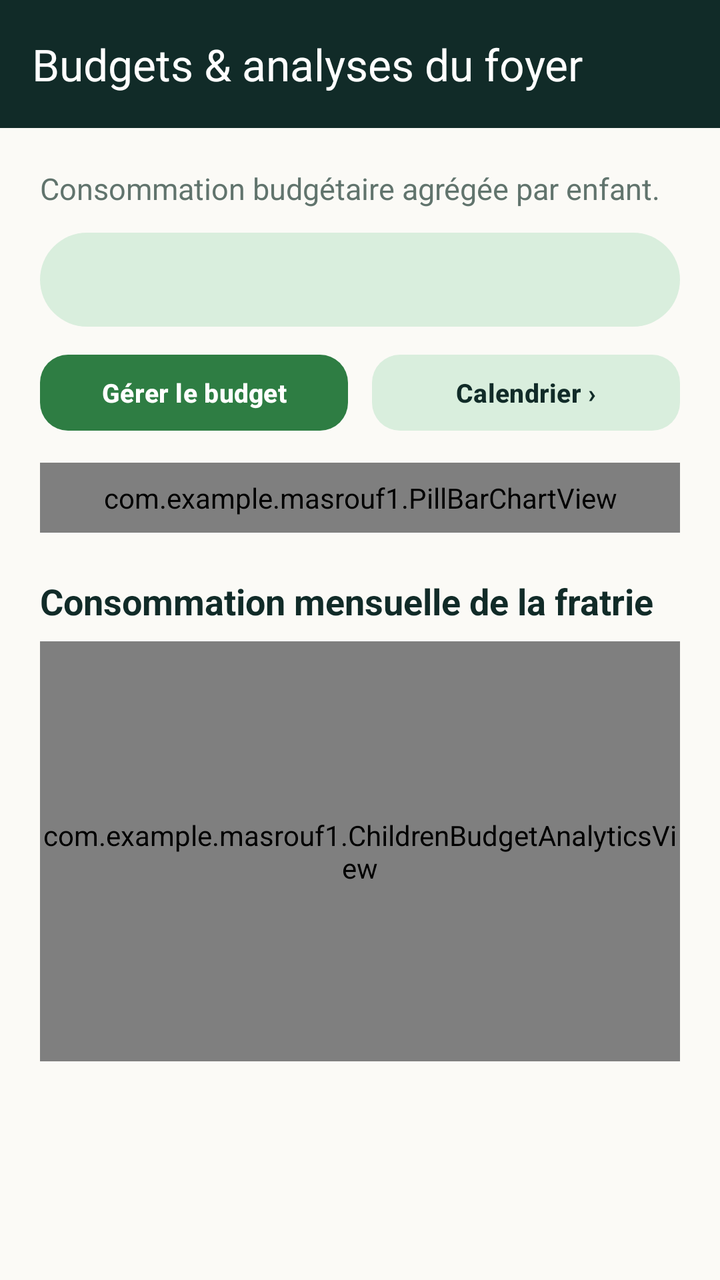
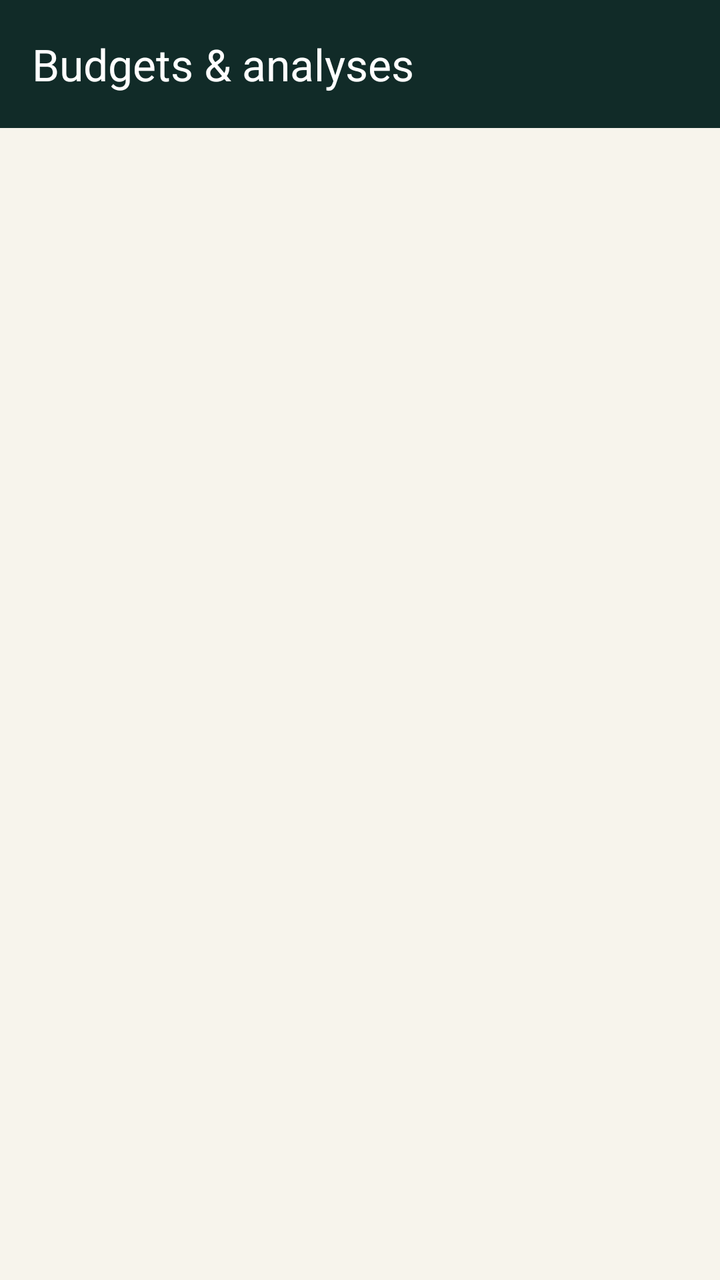

Compare the two renders of this Android layout. The source of the first and the diff that turns it into the second are given below.
<!-- AndroidManifest.xml: application theme Theme.Masrouf1 -->
<!-- res/layout/activity_family_budgets_analytics.xml -->
<?xml version="1.0" encoding="utf-8"?>
<androidx.coordinatorlayout.widget.CoordinatorLayout xmlns:android="http://schemas.android.com/apk/res/android" xmlns:app="http://schemas.android.com/apk/res-auto" android:layout_width="match_parent" android:layout_height="match_parent" android:background="@color/cream" android:fitsSystemWindows="true">
    <com.google.android.material.appbar.AppBarLayout android:layout_width="match_parent" android:layout_height="wrap_content" android:background="@color/forest">
        <com.google.android.material.appbar.MaterialToolbar android:id="@+id/family_analytics_toolbar" android:layout_width="match_parent" android:layout_height="?attr/actionBarSize" app:title="@string/family_analytics_title" app:titleTextColor="@color/alabaster" app:navigationIconTint="@color/alabaster" />
    </com.google.android.material.appbar.AppBarLayout>
    <androidx.core.widget.NestedScrollView android:layout_width="match_parent" android:layout_height="match_parent" android:fillViewport="true" app:layout_behavior="@string/appbar_scrolling_view_behavior">
        <LinearLayout android:layout_width="match_parent" android:layout_height="wrap_content" android:orientation="vertical" android:padding="20dp">
            <TextView android:layout_width="match_parent" android:layout_height="wrap_content" android:text="@string/family_analytics_summary" android:textColor="@color/muted_green" android:textSize="15sp" />
            <TextView android:id="@+id/family_global_summary" android:layout_width="match_parent" android:layout_height="wrap_content" android:layout_marginTop="12dp" android:background="@drawable/badge_background" android:padding="14dp" android:textColor="@color/forest" android:textStyle="bold" />
            <LinearLayout android:layout_width="match_parent" android:layout_height="wrap_content" android:layout_marginTop="10dp" android:orientation="horizontal">
                <com.google.android.material.button.MaterialButton android:id="@+id/family_manage_budget_btn" android:layout_width="0dp" android:layout_height="46dp" android:layout_marginEnd="6dp" android:layout_weight="1" android:text="@string/home_manage_budget" android:textColor="@color/alabaster" android:textSize="13sp" android:textStyle="bold" app:backgroundTint="@color/emerald" app:cornerRadius="14dp" />
                <com.google.android.material.button.MaterialButton android:id="@+id/family_open_calendar_btn" android:layout_width="0dp" android:layout_height="46dp" android:layout_marginStart="6dp" android:layout_weight="1" android:text="@string/calendar_link" android:textColor="@color/forest" android:textSize="13sp" android:textStyle="bold" app:backgroundTint="@color/mint_light" app:cornerRadius="14dp" />
            </LinearLayout>
            <com.example.masrouf1.PillBarChartView android:id="@+id/family_child_pills" android:layout_width="match_parent" android:layout_height="wrap_content" android:layout_marginTop="12dp" android:padding="8dp" />
            <TextView android:layout_width="match_parent" android:layout_height="wrap_content" android:layout_marginTop="22dp" android:text="@string/family_trend_title" android:textColor="@color/forest" android:textSize="18sp" android:textStyle="bold" />
            <com.example.masrouf1.ChildrenBudgetAnalyticsView android:id="@+id/family_monthly_trend" android:layout_width="match_parent" android:layout_height="210dp" android:layout_marginTop="8dp" />
        </LinearLayout>
    </androidx.core.widget.NestedScrollView>
</androidx.coordinatorlayout.widget.CoordinatorLayout>
<!-- resources referenced by this layout -->
<resources>
  <color name="cream">#FBFAF6</color>
  <color name="muted_green">#61746D</color>
  <!-- drawable badge_background (drawable) -->
  <shape xmlns:android="http://schemas.android.com/apk/res/android" android:shape="rectangle">
      <solid android:color="@color/mint" />
      <corners android:radius="28dp" />
  </shape>
  <string name="calendar_link">Calendrier ›</string>
  <string name="family_analytics_summary">Consommation budgétaire agrégée par enfant.</string>
  <string name="family_analytics_title">Budgets &amp; analyses du foyer</string>
  <string name="family_trend_title">Consommation mensuelle de la fratrie</string>
  <string name="home_manage_budget">Gérer le budget</string>
  <style name="Base.Theme.Masrouf1" parent="Theme.Material3.DayNight.NoActionBar">
          
          <item name="colorPrimary">@color/forest</item>
          <item name="colorOnPrimary">@color/alabaster</item>
          <item name="colorPrimaryContainer">@color/mint</item>
          <item name="colorOnPrimaryContainer">@color/forest</item>
          <item name="colorSecondary">@color/emerald</item>
          <item name="colorOnSecondary">@color/alabaster</item>
          <item name="colorSecondaryContainer">@color/mint_light</item>
          <item name="colorOnSecondaryContainer">@color/forest</item>
          <item name="colorTertiary">@color/mint_accent</item>
          <item name="colorOnTertiary">@color/forest</item>
          <item name="colorTertiaryContainer">@color/mint</item>
          <item name="colorOnTertiaryContainer">@color/forest</item>
  
          
          <item name="colorControlActivated">@color/emerald</item>
          <item name="colorControlHighlight">@color/mint</item>
          <item name="colorControlNormal">@color/muted_green</item>
          <item name="colorAccent">@color/emerald</item>
          <item name="android:colorAccent">@color/emerald</item>
          <item name="android:textColorHighlight">@color/mint</item>
  
          
          <item name="colorSurface">@color/alabaster</item>
          <item name="colorOnSurface">@color/forest</item>
          <item name="colorSurfaceVariant">@color/cream</item>
          <item name="colorOnSurfaceVariant">@color/muted_green</item>
          <item name="colorSurfaceContainerLowest">@color/alabaster</item>
          <item name="colorSurfaceContainerLow">@color/cream</item>
          <item name="colorSurfaceContainer">@color/cream</item>
          <item name="colorSurfaceContainerHigh">@color/mint</item>
          <item name="colorSurfaceContainerHighest">@color/mint</item>
          <item name="android:colorBackground">@color/cream</item>
          <item name="colorOnBackground">@color/forest</item>
  
          
          <item name="colorError">@color/coral</item>
          <item name="colorOnError">@color/alabaster</item>
  
          
          <item name="colorOutline">@color/card_border</item>
          <item name="colorOutlineVariant">@color/card_border</item>
  
          
          <item name="android:textColorPrimary">@color/forest</item>
          <item name="android:textColorSecondary">@color/muted_green</item>
          <item name="android:textColorHint">@color/muted_green</item>
  
          
          <item name="android:windowLightStatusBar">true</item>
          <item name="android:statusBarColor">@color/cream</item>
          <item name="android:navigationBarColor">@color/cream</item>
          <item name="android:windowBackground">@color/cream</item>
  
          
          <item name="android:colorEdgeEffect">@color/mint_accent</item>
  
          
          <item name="textInputStyle">@style/Widget.Masrouf.TextInputLayout</item>
          <item name="chipStyle">@style/Widget.Masrouf.Chip</item>
          <item name="materialButtonOutlinedStyle">@style/Widget.Masrouf.Button.Outlined</item>
          <item name="materialAlertDialogTheme">@style/ThemeOverlay.Masrouf.AlertDialog</item>
          
          <item name="editTextStyle">@style/Widget.Masrouf.EditText</item>
          
          <item name="android:textColor">@color/ink</item>
          
          <item name="materialButtonStyle">@style/Widget.Masrouf.Button.Material</item>
      </style>
  <color name="mint_accent">#85B8A5</color>
  <color name="card_border">#E2E7DF</color>
  <style name="Widget.Masrouf.TextInputLayout" parent="Widget.Material3.TextInputLayout.OutlinedBox">
          <item name="boxBackgroundColor">@color/alabaster</item>
          <item name="boxStrokeColor">@color/text_input_stroke_color</item>
          <item name="hintEnabled">false</item>
          <item name="hintTextColor">@color/text_input_label_color</item>
          <item name="android:textColorHint">@color/muted_green</item>
          <item name="boxCornerRadiusTopStart">12dp</item>
          <item name="boxCornerRadiusTopEnd">12dp</item>
          <item name="boxCornerRadiusBottomStart">12dp</item>
          <item name="boxCornerRadiusBottomEnd">12dp</item>
      </style>
  <style name="Widget.Masrouf.Chip" parent="Widget.Material3.Chip.Filter">
          <item name="chipBackgroundColor">@color/chip_background_color</item>
          <item name="chipStrokeColor">@color/chip_stroke_color</item>
          <item name="chipStrokeWidth">1dp</item>
          <item name="android:textColor">@color/forest</item>
          <item name="checkedIconTint">@color/emerald</item>
      </style>
  <style name="Widget.Masrouf.Button.Outlined" parent="Widget.Material3.Button.OutlinedButton">
          <item name="android:textColor">@color/forest</item>
          <item name="strokeColor">@color/forest</item>
          <item name="iconTint">@color/forest</item>
      </style>
  <style name="ThemeOverlay.Masrouf.AlertDialog" parent="ThemeOverlay.Material3.MaterialAlertDialog">
          <item name="colorPrimary">@color/forest</item>
          <item name="colorSecondary">@color/emerald</item>
          <item name="colorSurface">@color/alabaster</item>
          <item name="colorSurfaceContainerHigh">@color/alabaster</item>
          <item name="buttonBarPositiveButtonStyle">@style/Widget.Masrouf.DialogButton</item>
          <item name="buttonBarNegativeButtonStyle">@style/Widget.Masrouf.DialogButton</item>
          <item name="buttonBarNeutralButtonStyle">@style/Widget.Masrouf.DialogButton</item>
      </style>
  <style name="Widget.Masrouf.EditText" parent="Widget.AppCompat.EditText">
          <item name="android:textColor">@color/ink</item>
          <item name="android:textColorHint">@color/muted_green</item>
      </style>
  <color name="ink">#112B28</color>
  <style name="Widget.Masrouf.DialogButton" parent="Widget.Material3.Button.TextButton.Dialog">
          <item name="android:textColor">@color/emerald</item>
      </style>
  <!-- unchanged entries left out for length: 8 -->
</resources>

<!-- the commit's change to res/layout/activity_family_budgets_analytics.xml (unified diff, before → after) -->
@@ -1,19 +1,53 @@
 <?xml version="1.0" encoding="utf-8"?>
-<androidx.coordinatorlayout.widget.CoordinatorLayout xmlns:android="http://schemas.android.com/apk/res/android" xmlns:app="http://schemas.android.com/apk/res-auto" android:layout_width="match_parent" android:layout_height="match_parent" android:background="@color/cream" android:fitsSystemWindows="true">
-    <com.google.android.material.appbar.AppBarLayout android:layout_width="match_parent" android:layout_height="wrap_content" android:background="@color/forest">
-        <com.google.android.material.appbar.MaterialToolbar android:id="@+id/family_analytics_toolbar" android:layout_width="match_parent" android:layout_height="?attr/actionBarSize" app:title="@string/family_analytics_title" app:titleTextColor="@color/alabaster" app:navigationIconTint="@color/alabaster" />
-    </com.google.android.material.appbar.AppBarLayout>
-    <androidx.core.widget.NestedScrollView android:layout_width="match_parent" android:layout_height="match_parent" android:fillViewport="true" app:layout_behavior="@string/appbar_scrolling_view_behavior">
-        <LinearLayout android:layout_width="match_parent" android:layout_height="wrap_content" android:orientation="vertical" android:padding="20dp">
-            <TextView android:layout_width="match_parent" android:layout_height="wrap_content" android:text="@string/family_analytics_summary" android:textColor="@color/muted_green" android:textSize="15sp" />
-            <TextView android:id="@+id/family_global_summary" android:layout_width="match_parent" android:layout_height="wrap_content" android:layout_marginTop="12dp" android:background="@drawable/badge_background" android:padding="14dp" android:textColor="@color/forest" android:textStyle="bold" />
-            <LinearLayout android:layout_width="match_parent" android:layout_height="wrap_content" android:layout_marginTop="10dp" android:orientation="horizontal">
-                <com.google.android.material.button.MaterialButton android:id="@+id/family_manage_budget_btn" android:layout_width="0dp" android:layout_height="46dp" android:layout_marginEnd="6dp" android:layout_weight="1" android:text="@string/home_manage_budget" android:textColor="@color/alabaster" android:textSize="13sp" android:textStyle="bold" app:backgroundTint="@color/emerald" app:cornerRadius="14dp" />
-                <com.google.android.material.button.MaterialButton android:id="@+id/family_open_calendar_btn" android:layout_width="0dp" android:layout_height="46dp" android:layout_marginStart="6dp" android:layout_weight="1" android:text="@string/calendar_link" android:textColor="@color/forest" android:textSize="13sp" android:textStyle="bold" app:backgroundTint="@color/mint_light" app:cornerRadius="14dp" />
-            </LinearLayout>
-            <com.example.masrouf1.PillBarChartView android:id="@+id/family_child_pills" android:layout_width="match_parent" android:layout_height="wrap_content" android:layout_marginTop="12dp" android:padding="8dp" />
-            <TextView android:layout_width="match_parent" android:layout_height="wrap_content" android:layout_marginTop="22dp" android:text="@string/family_trend_title" android:textColor="@color/forest" android:textSize="18sp" android:textStyle="bold" />
-            <com.example.masrouf1.ChildrenBudgetAnalyticsView android:id="@+id/family_monthly_trend" android:layout_width="match_parent" android:layout_height="210dp" android:layout_marginTop="8dp" />
+<LinearLayout xmlns:android="http://schemas.android.com/apk/res/android"
+    xmlns:app="http://schemas.android.com/apk/res-auto"
+    android:layout_width="match_parent"
+    android:layout_height="match_parent"
+    android:background="@color/cream"
+    android:fitsSystemWindows="true"
+    android:orientation="vertical">
+
+    <com.google.android.material.appbar.MaterialToolbar
+        android:id="@+id/family_analytics_toolbar"
+        android:layout_width="match_parent"
+        android:layout_height="?attr/actionBarSize"
+        android:background="@color/forest"
+        android:elevation="2dp"
+        app:navigationIconTint="@color/alabaster"
+        app:title="@string/nav_budget_analytics"
+        app:titleTextColor="@color/alabaster" />
+
+    <androidx.core.widget.NestedScrollView
+        android:layout_width="match_parent"
+        android:layout_height="0dp"
+        android:layout_weight="1"
+        android:fillViewport="true">
+
+        <LinearLayout
+            android:layout_width="match_parent"
+            android:layout_height="wrap_content"
+            android:orientation="vertical"
+            android:padding="18dp">
+
+            <ProgressBar
+                android:id="@+id/family_analytics_loading"
+                android:layout_width="28dp"
+                android:layout_height="28dp"
+                android:layout_marginBottom="8dp" />
+
+            <TextView
+                android:id="@+id/family_analytics_error"
+                android:layout_width="match_parent"
+                android:layout_height="wrap_content"
+                android:text="@string/dashboard_read_error"
+                android:textColor="@color/coral"
+                android:visibility="gone" />
+
+            <LinearLayout
+                android:id="@+id/family_analytics_container"
+                android:layout_width="match_parent"
+                android:layout_height="wrap_content"
+                android:orientation="vertical" />
         </LinearLayout>
     </androidx.core.widget.NestedScrollView>
-</androidx.coordinatorlayout.widget.CoordinatorLayout>
+</LinearLayout>
<!-- resource entries referenced after the edit -->
@@ -1,95 +1,95 @@
 <!-- resources referenced by this layout -->
 <resources>
-  <color name="cream">#FBFAF6</color>
-  <color name="muted_green">#61746D</color>
-  <!-- drawable badge_background (drawable) -->
-  <shape xmlns:android="http://schemas.android.com/apk/res/android" android:shape="rectangle">
-      <solid android:color="@color/mint" />
-      <corners android:radius="28dp" />
-  </shape>
-  <string name="calendar_link">Calendrier ›</string>
-  <string name="family_analytics_summary">Consommation budgétaire agrégée par enfant.</string>
-  <string name="family_analytics_title">Budgets &amp; analyses du foyer</string>
-  <string name="family_trend_title">Consommation mensuelle de la fratrie</string>
-  <string name="home_manage_budget">Gérer le budget</string>
+  <color name="cream">#F7F4EC</color>
+  <string name="dashboard_read_error">Impossible de lire les données locales. Réessayez.</string>
+  <string name="nav_budget_analytics">Budgets &amp; analyses</string>
   <style name="Base.Theme.Masrouf1" parent="Theme.Material3.DayNight.NoActionBar">
-          
           <item name="colorPrimary">@color/forest</item>
           <item name="colorOnPrimary">@color/alabaster</item>
           <item name="colorPrimaryContainer">@color/mint</item>
-          <item name="colorOnPrimaryContainer">@color/forest</item>
+          <item name="colorOnPrimaryContainer">@color/black</item>
           <item name="colorSecondary">@color/emerald</item>
           <item name="colorOnSecondary">@color/alabaster</item>
           <item name="colorSecondaryContainer">@color/mint_light</item>
-          <item name="colorOnSecondaryContainer">@color/forest</item>
-          <item name="colorTertiary">@color/mint_accent</item>
-          <item name="colorOnTertiary">@color/forest</item>
+          <item name="colorOnSecondaryContainer">@color/black</item>
+          <item name="colorTertiary">@color/emerald</item>
+          <item name="colorOnTertiary">@color/alabaster</item>
           <item name="colorTertiaryContainer">@color/mint</item>
-          <item name="colorOnTertiaryContainer">@color/forest</item>
+          <item name="colorOnTertiaryContainer">@color/black</item>
   
           
           <item name="colorControlActivated">@color/emerald</item>
           <item name="colorControlHighlight">@color/mint</item>
-          <item name="colorControlNormal">@color/muted_green</item>
+          <item name="colorControlNormal">@color/black</item>
           <item name="colorAccent">@color/emerald</item>
           <item name="android:colorAccent">@color/emerald</item>
           <item name="android:textColorHighlight">@color/mint</item>
   
           
           <item name="colorSurface">@color/alabaster</item>
-          <item name="colorOnSurface">@color/forest</item>
-          <item name="colorSurfaceVariant">@color/cream</item>
-          <item name="colorOnSurfaceVariant">@color/muted_green</item>
+          <item name="colorOnSurface">@color/black</item>
+          <item name="colorSurfaceVariant">@color/form_beige</item>
+          <item name="colorOnSurfaceVariant">@color/black</item>
           <item name="colorSurfaceContainerLowest">@color/alabaster</item>
-          <item name="colorSurfaceContainerLow">@color/cream</item>
-          <item name="colorSurfaceContainer">@color/cream</item>
-          <item name="colorSurfaceContainerHigh">@color/mint</item>
+          <item name="colorSurfaceContainerLow">@color/form_beige</item>
+          <item name="colorSurfaceContainer">@color/form_beige</item>
+          <item name="colorSurfaceContainerHigh">@color/form_beige</item>
           <item name="colorSurfaceContainerHighest">@color/mint</item>
           <item name="android:colorBackground">@color/cream</item>
-          <item name="colorOnBackground">@color/forest</item>
-  
-          
+          <item name="colorOnBackground">@color/black</item>
+  
           <item name="colorError">@color/coral</item>
           <item name="colorOnError">@color/alabaster</item>
-  
-          
-          <item name="colorOutline">@color/card_border</item>
+          <item name="colorOutline">@color/input_border</item>
           <item name="colorOutlineVariant">@color/card_border</item>
   
-          
-          <item name="android:textColorPrimary">@color/forest</item>
-          <item name="android:textColorSecondary">@color/muted_green</item>
-          <item name="android:textColorHint">@color/muted_green</item>
-  
-          
+          <item name="android:textColor">@color/black</item>
+          <item name="android:textColorPrimary">@color/black</item>
+          <item name="android:textColorSecondary">@color/black</item>
+          <item name="android:textColorHint">@color/black</item>
+          <item name="textColorAlertDialogListItem">@color/black</item>
+  
           <item name="android:windowLightStatusBar">true</item>
           <item name="android:statusBarColor">@color/cream</item>
           <item name="android:navigationBarColor">@color/cream</item>
           <item name="android:windowBackground">@color/cream</item>
-  
-          
-          <item name="android:colorEdgeEffect">@color/mint_accent</item>
+          <item name="android:colorEdgeEffect">@color/emerald</item>
   
           
           <item name="textInputStyle">@style/Widget.Masrouf.TextInputLayout</item>
+          <item name="editTextStyle">@style/Widget.Masrouf.EditText</item>
+          <item name="spinnerStyle">@style/Widget.Masrouf.Spinner</item>
+          <item name="android:spinnerStyle">@style/Widget.Masrouf.Spinner</item>
+          <item name="spinnerDropDownItemStyle">@style/Widget.Masrouf.SpinnerDropDownItem</item>
+          <item name="android:spinnerDropDownItemStyle">@style/Widget.Masrouf.SpinnerDropDownItem</item>
+          <item name="checkboxStyle">@style/Widget.Masrouf.CheckBox</item>
+          <item name="radioButtonStyle">@style/Widget.Masrouf.RadioButton</item>
+          <item name="android:checkedTextViewStyle">@style/Widget.Masrouf.CheckedTextView</item>
           <item name="chipStyle">@style/Widget.Masrouf.Chip</item>
+          <item name="materialButtonStyle">@style/Widget.Masrouf.Button.Material</item>
           <item name="materialButtonOutlinedStyle">@style/Widget.Masrouf.Button.Outlined</item>
+  
+          
+          <item name="alertDialogTheme">@style/ThemeOverlay.Masrouf.AlertDialog</item>
+          <item name="android:alertDialogTheme">@style/ThemeOverlay.Masrouf.AlertDialog</item>
           <item name="materialAlertDialogTheme">@style/ThemeOverlay.Masrouf.AlertDialog</item>
-          
-          <item name="editTextStyle">@style/Widget.Masrouf.EditText</item>
-          
-          <item name="android:textColor">@color/ink</item>
-          
-          <item name="materialButtonStyle">@style/Widget.Masrouf.Button.Material</item>
-      </style>
-  <color name="mint_accent">#85B8A5</color>
-  <color name="card_border">#E2E7DF</color>
+          <item name="android:datePickerDialogTheme">@style/ThemeOverlay.Masrouf.DatePicker</item>
+          <item name="bottomSheetDialogTheme">@style/ThemeOverlay.Masrouf.BottomSheet</item>
+      </style>
+  <color name="black">#FF000000</color>
+  <color name="form_beige">#FAF6EC</color>
+  <color name="input_border">#C7C0AE</color>
+  <color name="card_border">#DDD7C8</color>
   <style name="Widget.Masrouf.TextInputLayout" parent="Widget.Material3.TextInputLayout.OutlinedBox">
-          <item name="boxBackgroundColor">@color/alabaster</item>
+          <item name="boxBackgroundColor">@color/form_beige</item>
+          <item name="boxBackgroundMode">outline</item>
           <item name="boxStrokeColor">@color/text_input_stroke_color</item>
+          <item name="cursorColor">@color/emerald</item>
+          <item name="endIconTint">@color/black</item>
+          <item name="startIconTint">@color/black</item>
           <item name="hintEnabled">false</item>
-          <item name="hintTextColor">@color/text_input_label_color</item>
-          <item name="android:textColorHint">@color/muted_green</item>
+          <item name="hintTextColor">@color/black</item>
+          <item name="android:textColorHint">@color/black</item>
           <item name="boxCornerRadiusTopStart">12dp</item>
           <item name="boxCornerRadiusTopEnd">12dp</item>
           <item name="boxCornerRadiusBottomStart">12dp</item>
@@ -99,30 +99,110 @@
           <item name="chipBackgroundColor">@color/chip_background_color</item>
           <item name="chipStrokeColor">@color/chip_stroke_color</item>
           <item name="chipStrokeWidth">1dp</item>
-          <item name="android:textColor">@color/forest</item>
+          <item name="android:textColor">@color/black</item>
           <item name="checkedIconTint">@color/emerald</item>
       </style>
   <style name="Widget.Masrouf.Button.Outlined" parent="Widget.Material3.Button.OutlinedButton">
-          <item name="android:textColor">@color/forest</item>
-          <item name="strokeColor">@color/forest</item>
-          <item name="iconTint">@color/forest</item>
+          <item name="android:minHeight">48dp</item>
+          <item name="backgroundTint">@color/form_beige</item>
+          <item name="android:textColor">@color/black</item>
+          <item name="strokeColor">@color/input_border</item>
+          <item name="iconTint">@color/black</item>
       </style>
   <style name="ThemeOverlay.Masrouf.AlertDialog" parent="ThemeOverlay.Material3.MaterialAlertDialog">
           <item name="colorPrimary">@color/forest</item>
           <item name="colorSecondary">@color/emerald</item>
-          <item name="colorSurface">@color/alabaster</item>
-          <item name="colorSurfaceContainerHigh">@color/alabaster</item>
-          <item name="buttonBarPositiveButtonStyle">@style/Widget.Masrouf.DialogButton</item>
-          <item name="buttonBarNegativeButtonStyle">@style/Widget.Masrouf.DialogButton</item>
-          <item name="buttonBarNeutralButtonStyle">@style/Widget.Masrouf.DialogButton</item>
+          <item name="colorControlActivated">@color/emerald</item>
+          <item name="colorSurface">@color/form_beige</item>
+          <item name="colorSurfaceContainerHigh">@color/form_beige</item>
+          <item name="android:windowBackground">@drawable/bg_dropdown_beige</item>
+          <item name="android:textColor">@color/black</item>
+          <item name="android:textColorPrimary">@color/black</item>
+          <item name="android:textColorSecondary">@color/black</item>
+          <item name="textColorAlertDialogListItem">@color/black</item>
+          <item name="buttonBarPositiveButtonStyle">@style/Widget.Masrouf.DialogButton.Positive</item>
+          <item name="buttonBarNegativeButtonStyle">@style/Widget.Masrouf.DialogButton.Negative</item>
+          <item name="buttonBarNeutralButtonStyle">@style/Widget.Masrouf.DialogButton.Negative</item>
+      </style>
+  <style name="ThemeOverlay.Masrouf.DatePicker" parent="ThemeOverlay.Material3.MaterialCalendar">
+          <item name="colorPrimary">@color/emerald</item>
+          <item name="colorOnPrimary">@color/alabaster</item>
+          <item name="colorSecondary">@color/forest</item>
+          <item name="colorOnSecondary">@color/alabaster</item>
+          <item name="colorSurface">@color/form_beige</item>
+          <item name="colorOnSurface">@color/black</item>
+          <item name="colorSurfaceContainerHigh">@color/form_beige</item>
+          <item name="android:colorAccent">@color/emerald</item>
+          <item name="android:headerBackground">@color/forest</item>
+          <item name="android:textColorPrimary">@color/black</item>
+          <item name="android:textColorSecondary">@color/black</item>
+          <item name="buttonBarPositiveButtonStyle">@style/Widget.Masrouf.DialogButton.Positive</item>
+          <item name="buttonBarNegativeButtonStyle">@style/Widget.Masrouf.DialogButton.Negative</item>
+      </style>
+  <style name="ThemeOverlay.Masrouf.BottomSheet" parent="ThemeOverlay.Material3.BottomSheetDialog">
+          <item name="colorPrimary">@color/emerald</item>
+          <item name="colorSurface">@color/form_beige</item>
+          <item name="colorSurfaceContainerLow">@color/form_beige</item>
+          <item name="android:textColor">@color/black</item>
+          <item name="android:textColorPrimary">@color/black</item>
+      </style>
+  <!-- drawable bg_allocation_input (drawable) -->
+  <?xml version="1.0" encoding="utf-8"?>
+  <shape xmlns:android="http://schemas.android.com/apk/res/android"
+      android:shape="rectangle">
+      <solid android:color="@color/form_beige" />
+      <corners android:radius="12dp" />
+      <stroke
+          android:width="1.2dp"
+          android:color="@color/input_border" />
+  </shape>
+  <!-- drawable bg_dropdown_beige (drawable) -->
+  <?xml version="1.0" encoding="utf-8"?>
+  <shape xmlns:android="http://schemas.android.com/apk/res/android"
+      android:shape="rectangle">
+      <solid android:color="@color/form_beige" />
+      <corners android:radius="14dp" />
+      <stroke
+          android:width="1.2dp"
+          android:color="@color/input_border" />
+  </shape>
+  <style name="Widget.Masrouf.DialogButton.Positive" parent="Widget.Material3.Button">
+          <item name="backgroundTint">@color/emerald</item>
+          <item name="android:textColor">@color/alabaster</item>
+          <item name="cornerRadius">12dp</item>
+      </style>
+  <style name="Widget.Masrouf.DialogButton.Negative" parent="Widget.Material3.Button.OutlinedButton">
+          <item name="backgroundTint">@color/form_beige</item>
+          <item name="android:textColor">@color/black</item>
+          <item name="strokeColor">@color/input_border</item>
+          <item name="cornerRadius">12dp</item>
       </style>
   <style name="Widget.Masrouf.EditText" parent="Widget.AppCompat.EditText">
-          <item name="android:textColor">@color/ink</item>
-          <item name="android:textColorHint">@color/muted_green</item>
-      </style>
-  <color name="ink">#112B28</color>
-  <style name="Widget.Masrouf.DialogButton" parent="Widget.Material3.Button.TextButton.Dialog">
-          <item name="android:textColor">@color/emerald</item>
+          <item name="android:textColor">@color/black</item>
+          <item name="android:textColorHint">@color/black</item>
+          <item name="android:background">@drawable/bg_allocation_input</item>
+      </style>
+  <style name="Widget.Masrouf.Spinner" parent="Widget.AppCompat.Spinner">
+          <item name="android:popupBackground">@drawable/bg_dropdown_beige</item>
+          <item name="android:background">@drawable/bg_allocation_input</item>
+      </style>
+  <style name="Widget.Masrouf.SpinnerDropDownItem" parent="Widget.AppCompat.DropDownItem.Spinner">
+          <item name="android:textColor">@color/black</item>
+          <item name="android:background">@color/form_beige</item>
+          <item name="android:minHeight">48dp</item>
+      </style>
+  <style name="Widget.Masrouf.CheckBox" parent="Widget.Material3.CompoundButton.CheckBox">
+          <item name="buttonTint">@color/masrouf_check_tint</item>
+          <item name="android:textColor">@color/black</item>
+      </style>
+  <style name="Widget.Masrouf.RadioButton" parent="Widget.Material3.CompoundButton.RadioButton">
+          <item name="buttonTint">@color/masrouf_check_tint</item>
+          <item name="android:textColor">@color/black</item>
+      </style>
+  <style name="Widget.Masrouf.CheckedTextView" parent="Widget.AppCompat.TextView">
+          <item name="android:textColor">@color/black</item>
+          <item name="android:background">@color/form_beige</item>
+          <item name="android:checkMarkTint">@color/emerald</item>
       </style>
   <!-- unchanged entries left out for length: 8 -->
 </resources>
